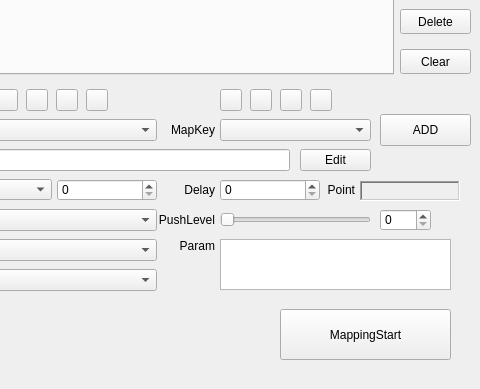
Zalafina/QKeyMapper, file QKeyMapper/qkeymapper.ui: the form before one commit; both pictures show x 590 to 1070 and y 281 to 670 of the 1070 by 670 pixel window.
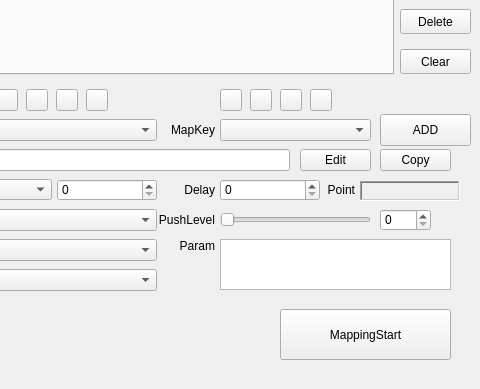
The form after the commit. Custom widgets are drawn as their Qt base class.

Commit message: Add copy button for keyrecord lineedit.

```diff
--- a/QKeyMapper/qkeymapper.ui
+++ b/QKeyMapper/qkeymapper.ui
@@ -2575,6 +2575,25 @@
     <set>Qt::AlignmentFlag::AlignRight|Qt::AlignmentFlag::AlignTrailing|Qt::AlignmentFlag::AlignVCenter</set>
    </property>
   </widget>
+  <widget class="QPushButton" name="originalKeyRecordCopyButton">
+   <property name="geometry">
+    <rect>
+     <x>970</x>
+     <y>430</y>
+     <width>71</width>
+     <height>22</height>
+    </rect>
+   </property>
+   <property name="focusPolicy">
+    <enum>Qt::FocusPolicy::NoFocus</enum>
+   </property>
+   <property name="text">
+    <string>Copy</string>
+   </property>
+   <property name="autoDefault">
+    <bool>false</bool>
+   </property>
+  </widget>
  </widget>
  <layoutdefault spacing="6" margin="11"/>
  <customwidgets>
```
The commit also changes 11 other files.
